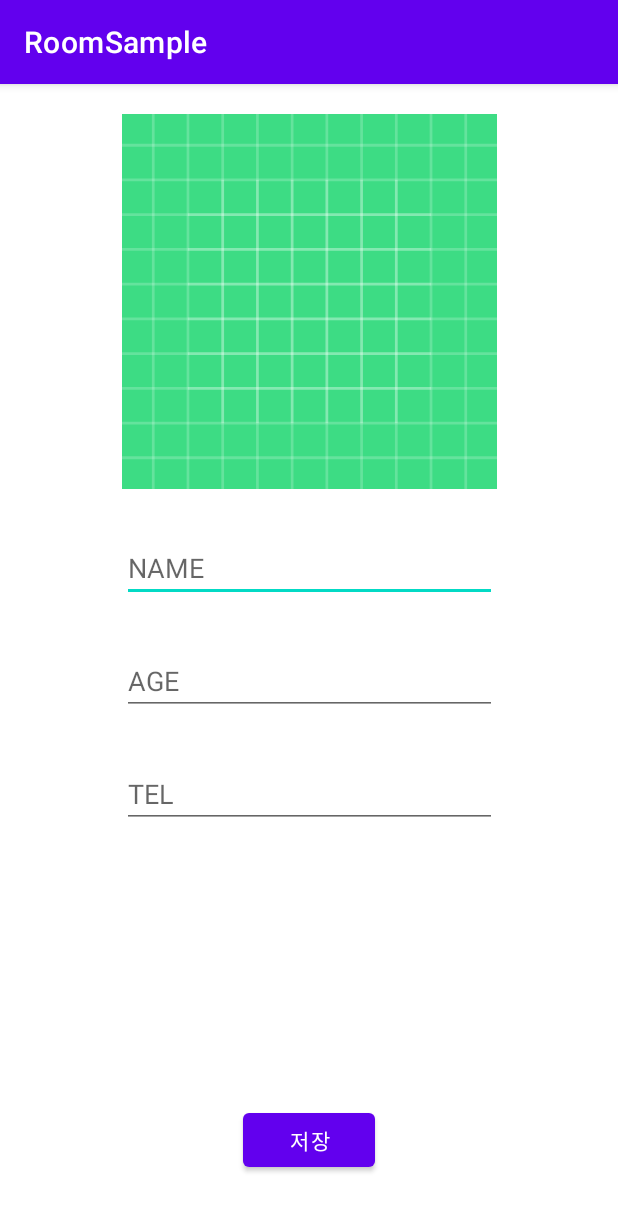
After one commit to hkdong0694/Kotlin_ROOM, an Android app: the SecondActivity screen opened directly, with no data from a screen before it, on a phone screen of 412 x 824 dp. The commit adds this screen. Shown: the top 1211 px of the screen. Run offline under Robolectric (Android 15) with nearby library versions, the phone set to English and light mode, and no system bars.

Commit message:
ROOM 화면 세팅

```diff
--- a/app/src/main/AndroidManifest.xml
+++ b/app/src/main/AndroidManifest.xml
@@ -9,6 +9,7 @@
         android:roundIcon="@mipmap/ic_launcher_round"
         android:supportsRtl="true"
         android:theme="@style/Theme.RoomSample">
+        <activity android:name=".SecondActivity"></activity>
         <activity android:name=".MainActivity">
             <intent-filter>
                 <action android:name="android.intent.action.MAIN" />
--- a/app/src/main/java/com/example/roomsample/MainActivity.kt
+++ b/app/src/main/java/com/example/roomsample/MainActivity.kt
@@ -1,38 +1,37 @@
 package com.example.roomsample
 
+import android.app.Activity
+import android.app.Instrumentation
+import android.content.Intent
 import androidx.appcompat.app.AppCompatActivity
 import android.os.Bundle
+import android.util.Log
 import android.view.LayoutInflater
 import android.view.View
 import android.view.ViewGroup
+import androidx.activity.result.ActivityResult
+import androidx.activity.result.contract.ActivityResultContracts
 import androidx.recyclerview.widget.RecyclerView
+import kotlinx.android.synthetic.main.activity_main.*
 
 class MainActivity : AppCompatActivity() {
+
+    private val startForResult = registerForActivityResult(ActivityResultContracts.StartActivityForResult()) {
+            result: ActivityResult ->
+        if(result.resultCode == Activity.RESULT_OK) {
+            val intent = result.data
+            Log.d("Tag"," 와")
+        }
+    }
+
     override fun onCreate(savedInstanceState: Bundle?) {
         super.onCreate(savedInstanceState)
         setContentView(R.layout.activity_main)
-    }
 
 
-
-    class Adapter : RecyclerView.Adapter<ViewHolder>() {
-
-        override fun onCreateViewHolder(parent: ViewGroup, viewType: Int): ViewHolder {
-            val view = LayoutInflater.from(parent.context).inflate(R.layout.activity_main, parent, false)
-            return ViewHolder(view)
+        btn_add.setOnClickListener {
+            startForResult.launch(Intent(this, SecondActivity::class.java))
         }
 
-        override fun onBindViewHolder(holder: ViewHolder, position: Int) {
-
-        }
-
-        override fun getItemCount(): Int = 0
-
     }
-
-
-    class ViewHolder(itemView: View) : RecyclerView.ViewHolder(itemView) {
-
-    }
-
 }
--- /dev/null
+++ b/app/src/main/java/com/example/roomsample/SecondActivity.kt
@@ -0,0 +1,21 @@
+package com.example.roomsample
+
+import androidx.appcompat.app.AppCompatActivity
+import android.os.Bundle
+import kotlinx.android.synthetic.main.activity_second.*
+
+class SecondActivity : AppCompatActivity() {
+    override fun onCreate(savedInstanceState: Bundle?) {
+        super.onCreate(savedInstanceState)
+        setContentView(R.layout.activity_second)
+
+        btn_save.setOnClickListener {
+            setResult(RESULT_OK)
+            finish()
+        }
+
+    }
+
+
+
+}
--- a/app/src/main/java/com/example/roomsample/database/ContactDatabase.kt
+++ b/app/src/main/java/com/example/roomsample/database/ContactDatabase.kt
@@ -12,6 +12,8 @@ import androidx.room.RoomDatabase
  */
 abstract class ContactDatabase : RoomDatabase() {
 
+    // DataBase와 연결되는 DAO ( Data Access Object )
+    // 실질적으로 데이터베이스에 접근하는 객체
     abstract fun contactsDao(): ContactDAO
 
     companion object {
--- a/app/src/main/java/com/example/roomsample/database/Contacts.kt
+++ b/app/src/main/java/com/example/roomsample/database/Contacts.kt
@@ -14,5 +14,6 @@ data class Contacts(
     @PrimaryKey(autoGenerate = true)
     val id: Long,
     var name: String,
-    var tel: String
+    var tel: String,
+    var time: String
 )
--- a/app/src/main/res/layout/activity_main.xml
+++ b/app/src/main/res/layout/activity_main.xml
@@ -14,14 +14,14 @@
         app:layout_constraintStart_toStartOf="parent"
         app:layout_constraintEnd_toEndOf="parent"
         app:layout_constraintTop_toTopOf="parent"
-        app:layout_constraintBottom_toTopOf="@id/btn"
+        app:layout_constraintBottom_toTopOf="@id/btn_add"
         />
 
     <Button
         android:layout_width="wrap_content"
         android:layout_height="wrap_content"
         android:text="추가"
-        android:id="@+id/btn"
+        android:id="@+id/btn_add"
         app:layout_constraintBottom_toBottomOf="parent"
         app:layout_constraintStart_toStartOf="parent"
         app:layout_constraintEnd_toEndOf="parent"
--- /dev/null
+++ b/app/src/main/res/layout/activity_second.xml
@@ -0,0 +1,68 @@
+<?xml version="1.0" encoding="utf-8"?>
+<androidx.constraintlayout.widget.ConstraintLayout xmlns:android="http://schemas.android.com/apk/res/android"
+    xmlns:app="http://schemas.android.com/apk/res-auto"
+    xmlns:tools="http://schemas.android.com/tools"
+    android:layout_width="match_parent"
+    android:layout_height="match_parent"
+    tools:context=".SecondActivity">
+
+
+    <ImageView
+        android:layout_width="250dp"
+        android:layout_height="250dp"
+        android:layout_marginTop="20dp"
+        android:id="@+id/iv_main"
+        android:src="@drawable/ic_launcher_background"
+        app:layout_constraintStart_toStartOf="parent"
+        app:layout_constraintEnd_toEndOf="parent"
+        app:layout_constraintTop_toTopOf="parent"
+        />
+
+
+    <EditText
+        android:layout_width="0dp"
+        android:layout_height="wrap_content"
+        android:id="@+id/et_name"
+        android:hint="NAME"
+        android:layout_marginTop="30dp"
+        app:layout_constraintTop_toBottomOf="@id/iv_main"
+        app:layout_constraintStart_toStartOf="@id/iv_main"
+        app:layout_constraintEnd_toEndOf="@id/iv_main"
+        />
+
+    <EditText
+        android:layout_width="0dp"
+        android:layout_height="wrap_content"
+        android:id="@+id/et_age"
+        android:hint="AGE"
+        android:layout_marginTop="30dp"
+        app:layout_constraintTop_toBottomOf="@id/et_name"
+        app:layout_constraintStart_toStartOf="@id/iv_main"
+        app:layout_constraintEnd_toEndOf="@id/iv_main"
+        />
+
+
+    <EditText
+        android:layout_width="0dp"
+        android:layout_height="wrap_content"
+        android:id="@+id/et_tel"
+        android:hint="TEL"
+        android:layout_marginTop="30dp"
+        app:layout_constraintTop_toBottomOf="@id/et_age"
+        app:layout_constraintStart_toStartOf="@id/iv_main"
+        app:layout_constraintEnd_toEndOf="@id/iv_main"
+        />
+
+
+    <Button
+        android:layout_width="wrap_content"
+        android:layout_height="wrap_content"
+        android:id="@+id/btn_save"
+        android:text="저장"
+        android:layout_marginBottom="40dp"
+        app:layout_constraintBottom_toBottomOf="parent"
+        app:layout_constraintStart_toStartOf="parent"
+        app:layout_constraintEnd_toEndOf="parent"
+        />
+
+</androidx.constraintlayout.widget.ConstraintLayout>
```
